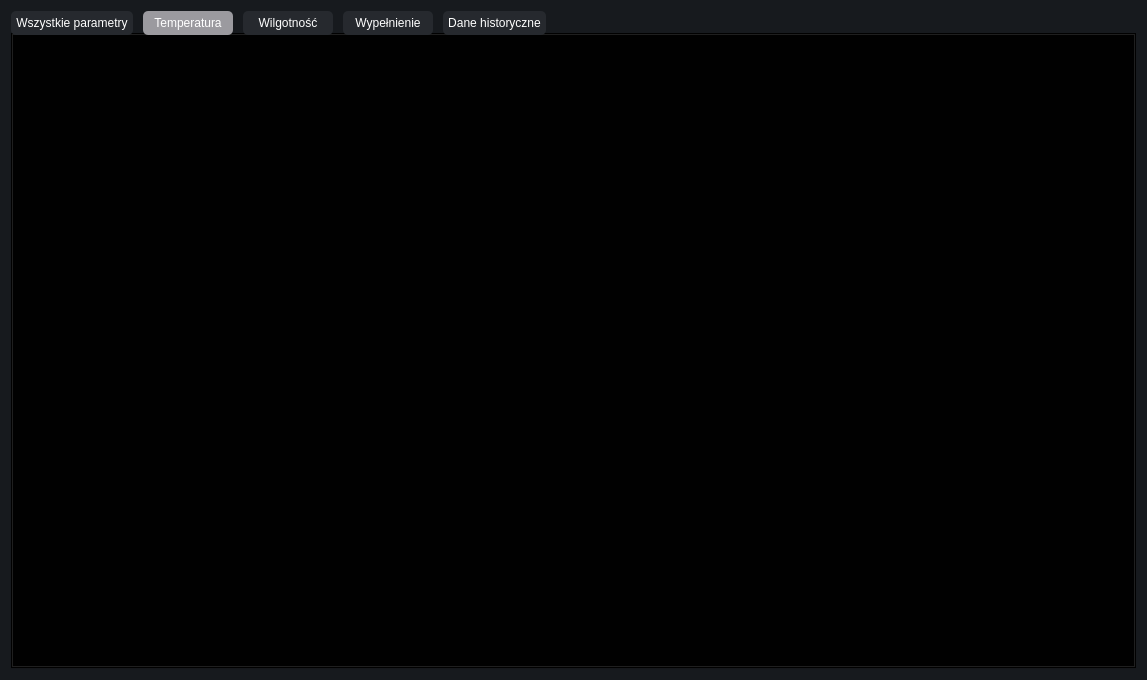
First picture: the form in wizualizacja_silosow/aplikacja_qt/ui/Main_window.ui, repository PartyKusZ/wizualizacja_danych_sensorycznych, before the edit.
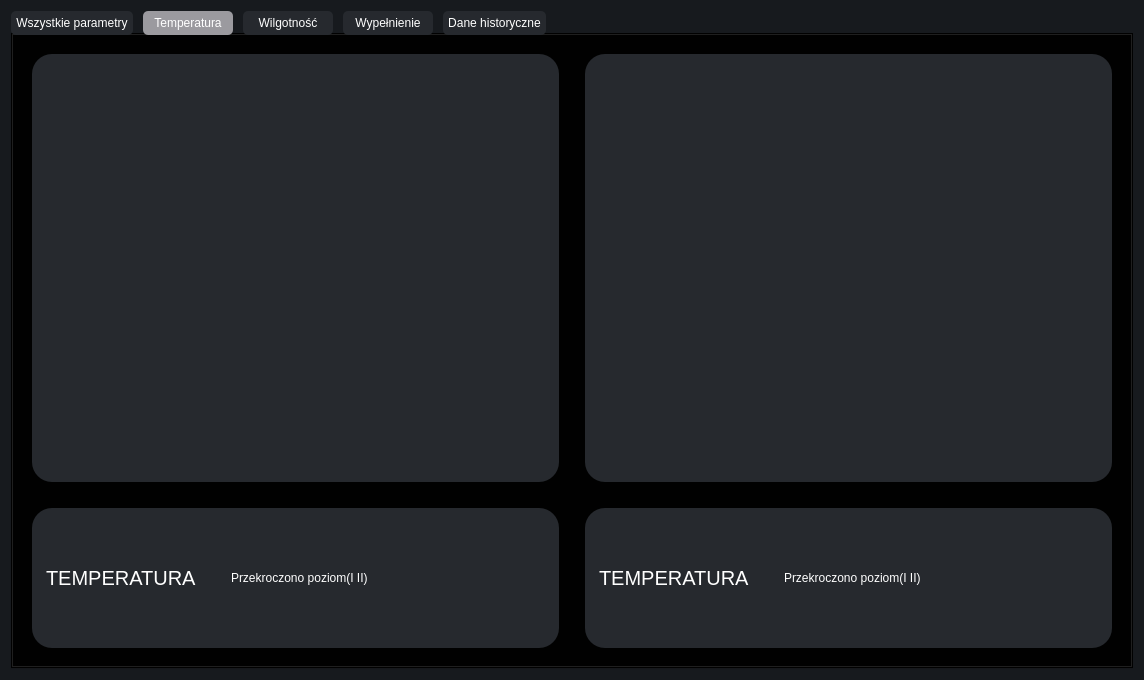
Second picture: the form after the edit. The open tabs and pages were chosen to show the change. Icons and pictures are not drawn. Custom widgets are drawn as their Qt base class.

Commit message: 1. Dodnaie klasy  Temp_draw  odpowiedzialnej za ryusowanie gradientowej informacji o temperaturze 2. Dodanie klasy Temp_silos będącej customowym widgetem dla designera, ma którym rysowany jest gradient 3. Ujednolicenie klas customowych, pozbycie się podziału na silos_1 i silos_2, bo te klasy były takie same.

```diff
--- a/wizualizacja_silosow/aplikacja_qt/ui/Main_window.ui
+++ b/wizualizacja_silosow/aplikacja_qt/ui/Main_window.ui
@@ -6,7 +6,7 @@
    <rect>
     <x>0</x>
     <y>0</y>
-    <width>1147</width>
+    <width>1144</width>
     <height>679</height>
    </rect>
   </property>
@@ -59,7 +59,7 @@
       <string notr="true"/>
      </property>
      <property name="currentIndex">
-      <number>0</number>
+      <number>1</number>
      </property>
      <property name="usesScrollButtons">
       <bool>false</bool>
@@ -341,7 +341,7 @@
         </widget>
        </item>
        <item row="1" column="2">
-        <widget class="All_param_silos_2" name="all_param_silos_2" native="true">
+        <widget class="All_param_silos" name="all_param_silos_2" native="true">
          <property name="sizePolicy">
           <sizepolicy hsizetype="Minimum" vsizetype="Minimum">
            <horstretch>0</horstretch>
@@ -651,7 +651,7 @@
         </widget>
        </item>
        <item row="1" column="0">
-        <widget class="All_param_silos_1" name="all_param_silos_1" native="true">
+        <widget class="All_param_silos" name="all_param_silos_1" native="true">
          <property name="sizePolicy">
           <sizepolicy hsizetype="Minimum" vsizetype="Minimum">
            <horstretch>0</horstretch>
@@ -707,9 +707,264 @@
       </layout>
      </widget>
      <widget class="QWidget" name="tab_temp">
+      <property name="styleSheet">
+       <string notr="true">QWidget{
+	background: #26292e;
+	border-radius: 20px;
+margin: 10px;
+}
+
+
+#tab_temp{
+	background: #010101;
+}</string>
+      </property>
       <attribute name="title">
        <string>Temperatura</string>
       </attribute>
+      <layout class="QGridLayout" name="gridLayout_15">
+       <item row="0" column="0">
+        <widget class="Temp_silos" name="temp_silos_1" native="true">
+         <property name="sizePolicy">
+          <sizepolicy hsizetype="Minimum" vsizetype="Minimum">
+           <horstretch>0</horstretch>
+           <verstretch>0</verstretch>
+          </sizepolicy>
+         </property>
+         <property name="minimumSize">
+          <size>
+           <width>262</width>
+           <height>446</height>
+          </size>
+         </property>
+         <property name="styleSheet">
+          <string notr="true">
+
+
+QLabel{
+	color: #ffffff
+}</string>
+         </property>
+         <layout class="QGridLayout" name="gridLayout_13"/>
+        </widget>
+       </item>
+       <item row="0" column="1">
+        <widget class="Temp_silos" name="temp_silos_2" native="true">
+         <property name="sizePolicy">
+          <sizepolicy hsizetype="Minimum" vsizetype="Minimum">
+           <horstretch>0</horstretch>
+           <verstretch>0</verstretch>
+          </sizepolicy>
+         </property>
+         <property name="minimumSize">
+          <size>
+           <width>263</width>
+           <height>446</height>
+          </size>
+         </property>
+         <property name="styleSheet">
+          <string notr="true">QLabel{
+	color: #ffffff
+}</string>
+         </property>
+         <layout class="QGridLayout" name="gridLayout_14"/>
+        </widget>
+       </item>
+       <item row="1" column="0">
+        <widget class="QWidget" name="temp_alarms_silos_1" native="true">
+         <property name="sizePolicy">
+          <sizepolicy hsizetype="Minimum" vsizetype="Fixed">
+           <horstretch>0</horstretch>
+           <verstretch>0</verstretch>
+          </sizepolicy>
+         </property>
+         <property name="minimumSize">
+          <size>
+           <width>50</width>
+           <height>160</height>
+          </size>
+         </property>
+         <property name="styleSheet">
+          <string notr="true">QLabel{
+	color: #ffffff
+}</string>
+         </property>
+         <layout class="QGridLayout" name="gridLayout_11">
+          <item row="3" column="2">
+           <widget class="QLabel" name="temp_ico_temp_1">
+            <property name="sizePolicy">
+             <sizepolicy hsizetype="Minimum" vsizetype="Minimum">
+              <horstretch>0</horstretch>
+              <verstretch>0</verstretch>
+             </sizepolicy>
+            </property>
+            <property name="minimumSize">
+             <size>
+              <width>50</width>
+              <height>50</height>
+             </size>
+            </property>
+            <property name="text">
+             <string/>
+            </property>
+            <property name="pixmap">
+             <pixmap resource="../res/res.qrc">:/ikona_warning_tło.png</pixmap>
+            </property>
+            <property name="scaledContents">
+             <bool>false</bool>
+            </property>
+            <property name="alignment">
+             <set>Qt::AlignLeading|Qt::AlignLeft|Qt::AlignVCenter</set>
+            </property>
+            <property name="wordWrap">
+             <bool>false</bool>
+            </property>
+            <property name="openExternalLinks">
+             <bool>false</bool>
+            </property>
+           </widget>
+          </item>
+          <item row="3" column="0">
+           <widget class="QLabel" name="temp_alarms_temp_1">
+            <property name="sizePolicy">
+             <sizepolicy hsizetype="Minimum" vsizetype="Minimum">
+              <horstretch>0</horstretch>
+              <verstretch>0</verstretch>
+             </sizepolicy>
+            </property>
+            <property name="font">
+             <font>
+              <pointsize>15</pointsize>
+             </font>
+            </property>
+            <property name="text">
+             <string>TEMPERATURA</string>
+            </property>
+           </widget>
+          </item>
+          <item row="3" column="1">
+           <widget class="QLabel" name="temp_info_alarms_temp_1">
+            <property name="sizePolicy">
+             <sizepolicy hsizetype="Minimum" vsizetype="Minimum">
+              <horstretch>0</horstretch>
+              <verstretch>0</verstretch>
+             </sizepolicy>
+            </property>
+            <property name="minimumSize">
+             <size>
+              <width>0</width>
+              <height>0</height>
+             </size>
+            </property>
+            <property name="text">
+             <string>Przekroczono poziom(I II) </string>
+            </property>
+            <property name="alignment">
+             <set>Qt::AlignLeading|Qt::AlignLeft|Qt::AlignVCenter</set>
+            </property>
+           </widget>
+          </item>
+         </layout>
+        </widget>
+       </item>
+       <item row="1" column="1">
+        <widget class="QWidget" name="temp_alarms_silos_2" native="true">
+         <property name="sizePolicy">
+          <sizepolicy hsizetype="Minimum" vsizetype="Fixed">
+           <horstretch>0</horstretch>
+           <verstretch>0</verstretch>
+          </sizepolicy>
+         </property>
+         <property name="minimumSize">
+          <size>
+           <width>50</width>
+           <height>160</height>
+          </size>
+         </property>
+         <property name="styleSheet">
+          <string notr="true">QLabel{
+	color: #ffffff;
+}</string>
+         </property>
+         <layout class="QGridLayout" name="gridLayout_12">
+          <item row="0" column="1">
+           <widget class="QLabel" name="temp_info_alarms_temp_2">
+            <property name="sizePolicy">
+             <sizepolicy hsizetype="Minimum" vsizetype="Minimum">
+              <horstretch>0</horstretch>
+              <verstretch>0</verstretch>
+             </sizepolicy>
+            </property>
+            <property name="minimumSize">
+             <size>
+              <width>0</width>
+              <height>0</height>
+             </size>
+            </property>
+            <property name="text">
+             <string>Przekroczono poziom(I II) </string>
+            </property>
+            <property name="alignment">
+             <set>Qt::AlignLeading|Qt::AlignLeft|Qt::AlignVCenter</set>
+            </property>
+           </widget>
+          </item>
+          <item row="0" column="2">
+           <widget class="QLabel" name="temp_ico_temp_2">
+            <property name="sizePolicy">
+             <sizepolicy hsizetype="Minimum" vsizetype="Minimum">
+              <horstretch>0</horstretch>
+              <verstretch>0</verstretch>
+             </sizepolicy>
+            </property>
+            <property name="minimumSize">
+             <size>
+              <width>50</width>
+              <height>50</height>
+             </size>
+            </property>
+            <property name="text">
+             <string/>
+            </property>
+            <property name="pixmap">
+             <pixmap resource="../res/res.qrc">:/ikona_stop_tło.png</pixmap>
+            </property>
+            <property name="scaledContents">
+             <bool>false</bool>
+            </property>
+            <property name="alignment">
+             <set>Qt::AlignLeading|Qt::AlignLeft|Qt::AlignVCenter</set>
+            </property>
+            <property name="wordWrap">
+             <bool>false</bool>
+            </property>
+            <property name="openExternalLinks">
+             <bool>false</bool>
+            </property>
+           </widget>
+          </item>
+          <item row="0" column="0">
+           <widget class="QLabel" name="temp_alarms_temp_2">
+            <property name="sizePolicy">
+             <sizepolicy hsizetype="Minimum" vsizetype="Minimum">
+              <horstretch>0</horstretch>
+              <verstretch>0</verstretch>
+             </sizepolicy>
+            </property>
+            <property name="font">
+             <font>
+              <pointsize>15</pointsize>
+             </font>
+            </property>
+            <property name="text">
+             <string>TEMPERATURA</string>
+            </property>
+           </widget>
+          </item>
+         </layout>
+        </widget>
+       </item>
+      </layout>
      </widget>
      <widget class="QWidget" name="tab_humidity">
       <attribute name="title">
@@ -732,15 +987,15 @@
  </widget>
  <customwidgets>
   <customwidget>
-   <class>All_param_silos_1</class>
+   <class>All_param_silos</class>
    <extends>QWidget</extends>
-   <header>All_param_silos_1.hpp</header>
+   <header>All_param_silos.hpp</header>
    <container>1</container>
   </customwidget>
   <customwidget>
-   <class>All_param_silos_2</class>
+   <class>Temp_silos</class>
    <extends>QWidget</extends>
-   <header>All_param_silos_2.hpp</header>
+   <header>Temp_silos.hpp</header>
    <container>1</container>
   </customwidget>
  </customwidgets>
```
The commit also changes 16 other files.
